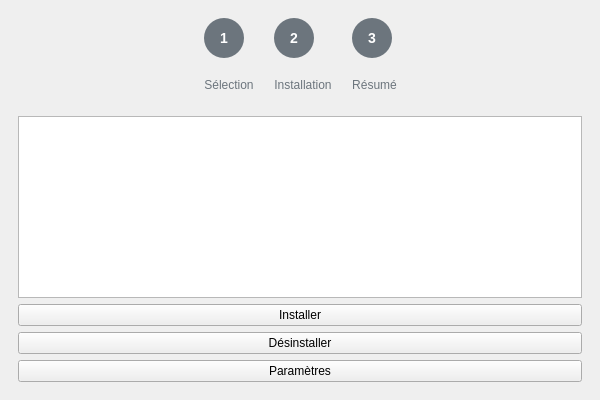
Qt form mainwindow.ui (Sacdeneu/OnBoarder) before a commit.
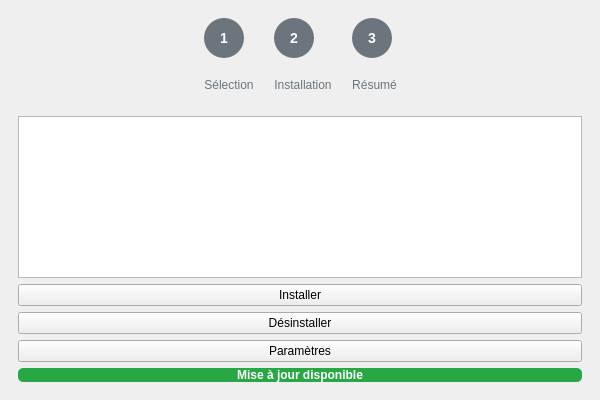
The same form after that commit.

Commit message: Fixed auto update button and added 5 softwares to the list : firefox, discord, epic games launcher, microsoft teams and steam

```diff
--- a/mainwindow.ui
+++ b/mainwindow.ui
@@ -101,6 +101,24 @@
         <item><widget class="QPushButton" name="installButton"><property name="text"><string>Installer</string></property></widget></item>
         <item><widget class="QPushButton" name="uninstallButton"><property name="text"><string>Désinstaller</string></property></widget></item>
         <item><widget class="QPushButton" name="settingsButton"><property name="text"><string>Paramètres</string></property></widget></item>
+	<item>
+<widget class="QPushButton" name="updateButton">
+  <property name="text">
+   <string>Mise à jour disponible</string>
+  </property>
+  <property name="visible">
+   <bool>false</bool>
+  </property>
+  <property name="styleSheet">
+   <string>QPushButton { 
+     background-color: #28a745; 
+     color: white; 
+     font-weight: bold; 
+     border-radius: 5px; 
+   }</string>
+  </property>
+ </widget>
+</item>
        </layout>
       </widget>
 
```
The commit also changes 12 other files.
